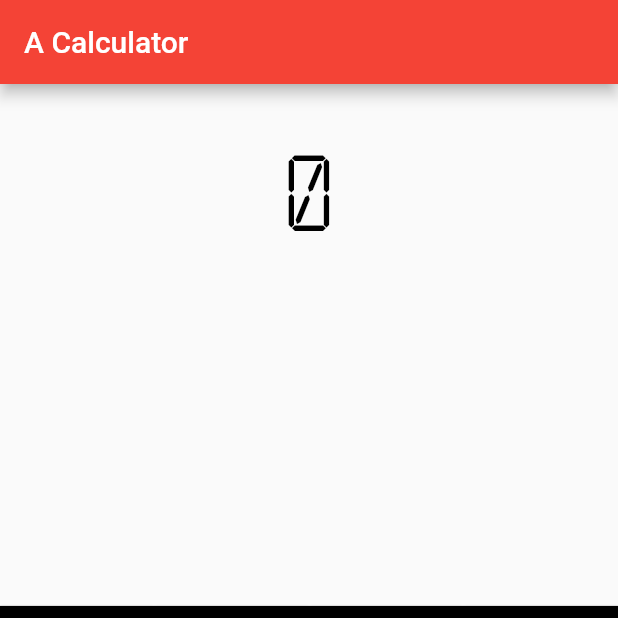
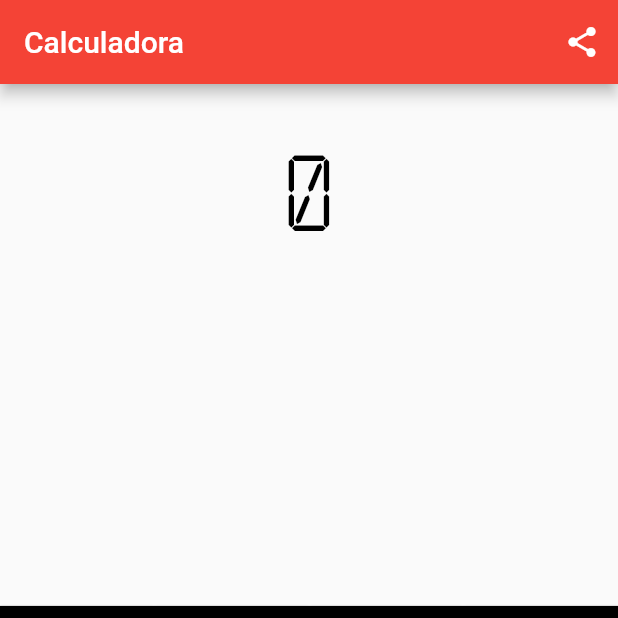
Before and after one commit to Guilherme-Andreoti/flutter_calculator, a Flutter app: the screen it shows after launch, on a phone screen of 412 x 824 dp, the top half of it. Run offline on Flutter 3.47's test engine with Material 2 defaults, Android fonts, the phone set to English and light mode, and no system bars; drawn by our look-alikes of auto_size_text; our stand-ins replace share, splashscreen; network calls fail.

Commit message:
add compartilhamento

```diff
--- a/lib/calculator.dart
+++ b/lib/calculator.dart
@@ -1,6 +1,7 @@
 import 'package:calculator/memory.dart';
 import 'package:flutter/material.dart';
 import 'package:auto_size_text/auto_size_text.dart';
+import 'package:share/share.dart';
 
 class Calcuator extends StatefulWidget {
   @override
@@ -14,8 +15,16 @@ class _CalcuatorState extends State<Calcuator> {
   Widget build(BuildContext context) {
     return Scaffold(
       appBar: AppBar(
-        title: Text('A Calculator'),
+        title: Text('Calculadora'),
         backgroundColor: Colors.red,
+        actions: <Widget>[
+          new IconButton(icon: new Icon(Icons.share),
+              onPressed: (){
+                Share.share('Essa calculadora mt boa não está disponível para o Google Play :(');
+              },
+          ),
+        ]
+
       ),
       body: Column(
         crossAxisAlignment: CrossAxisAlignment.stretch,
--- a/pubspec.yaml
+++ b/pubspec.yaml
@@ -19,6 +19,7 @@ environment:
 dependencies:
   flutter:
     sdk: flutter
+  share: ^0.6.4+3
 
   # The following adds the Cupertino Icons font to your application.
   # Use with the CupertinoIcons class for iOS style icons.
```
Also changed, not shown: pubspec.lock.
